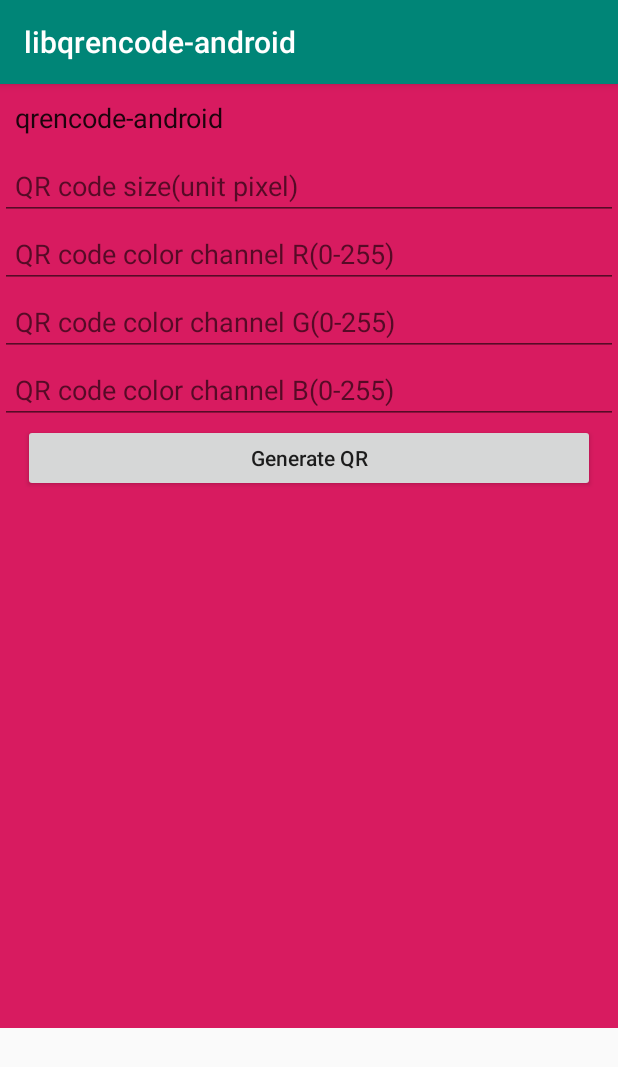
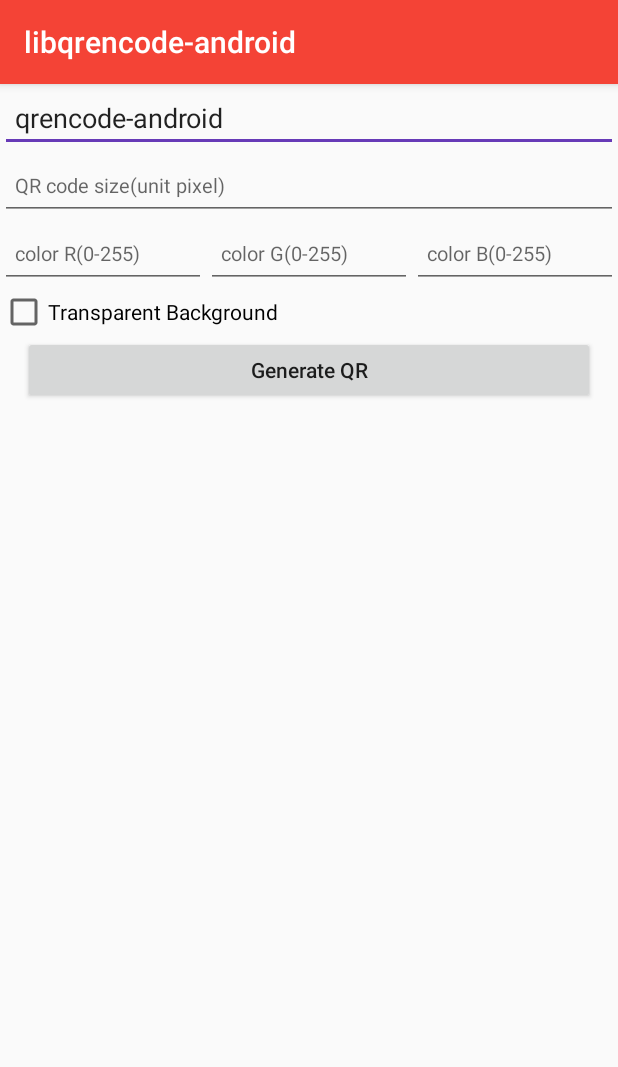
Before and after one commit to ben622/libqrencode-android, an Android app: the screen it shows after launch (MainActivity), on a phone screen of 412 x 824 dp. Shown: the top 1067 px of the screen. Run offline under Robolectric (Android 15) with nearby library versions, the phone set to English and light mode, and no system bars; 2 statements that could not run were skipped.

Commit message:
update capture.

```diff
--- a/app/src/main/java/com/ben/android/libqrencode_android/MainActivity.java
+++ b/app/src/main/java/com/ben/android/libqrencode_android/MainActivity.java
@@ -4,6 +4,7 @@ import androidx.annotation.NonNull;
 import androidx.appcompat.app.AppCompatActivity;
 
 import android.Manifest;
+import android.animation.ObjectAnimator;
 import android.content.pm.PackageManager;
 import android.graphics.Bitmap;
 import android.graphics.BitmapFactory;
@@ -13,6 +14,8 @@ import android.os.Build;
 import android.os.Bundle;
 import android.text.TextUtils;
 import android.view.View;
+import android.widget.CheckBox;
+import android.widget.CompoundButton;
 import android.widget.EditText;
 import android.widget.ImageView;
 import android.widget.TextView;
@@ -23,11 +26,31 @@ import com.ben.android.qrencode.library.QREncode;
 import java.io.File;
 
 public class MainActivity extends AppCompatActivity {
+    private CheckBox transparentBox;
+    private ObjectAnimator animator;
+    private View backgroundView;
 
     @Override
     protected void onCreate(Bundle savedInstanceState) {
         super.onCreate(savedInstanceState);
         setContentView(R.layout.activity_main);
+        backgroundView = findViewById(R.id.background);
+        transparentBox = findViewById(R.id.id_transparent);
+        transparentBox.setOnCheckedChangeListener(new CompoundButton.OnCheckedChangeListener() {
+            @Override
+            public void onCheckedChanged(CompoundButton buttonView, boolean isChecked) {
+                if (animator != null) {
+                    animator.cancel();
+                }
+                backgroundView.setAlpha(isChecked?0f:1.0f);
+                backgroundView.setVisibility(View.VISIBLE);
+                animator = ObjectAnimator.ofFloat(backgroundView, "alpha", isChecked ? 0f : 1.0f, isChecked ? 1.0f : 0f);
+                animator.setDuration(500);
+                animator.start();
+
+                generate();
+            }
+        });
         generate();
     }
 
@@ -38,19 +61,23 @@ public class MainActivity extends AppCompatActivity {
     private void generate() {
         String qrsource = getEditTextContent(R.id.id_qrsource_tv);
         String sizes = getEditTextContent(R.id.id_qr_size);
-        int qrsize = Integer.parseInt(TextUtils.isEmpty(sizes) ? "200" : sizes);
+        int qrsize = Integer.parseInt(TextUtils.isEmpty(sizes) ? "400" : sizes);
 
         TextView timeView = findViewById(R.id.id_generat_time);
         ImageView qrView = findViewById(R.id.qrview);
 
         long start = System.currentTimeMillis();
         //background color.
-        int bgcolor = Color.argb(0, 0, 0, 0);
+        int bgcolor = Color.WHITE;
+        if (transparentBox.isChecked()) {
+            bgcolor = Color.TRANSPARENT;
+
+        }
         //qr color.
         int color = Color.argb(255, getColorVal(R.id.id_qr_color_r), getColorVal(R.id.id_qr_color_g), getColorVal(R.id.id_qr_color_B));
-        Bitmap bitmap = QREncode.encode(qrsource, qrsize, bgcolor,color);
+        Bitmap bitmap = QREncode.encode(qrsource, qrsize, bgcolor, color);
         long end = System.currentTimeMillis();
-        if (bitmap!=null) {
+        if (bitmap != null) {
             qrView.setImageBitmap(bitmap);
             timeView.setText("Generation time:" + (end - start) + "ms");
         } else {
--- a/app/src/main/res/layout/activity_main.xml
+++ b/app/src/main/res/layout/activity_main.xml
@@ -8,13 +8,12 @@
     <androidx.constraintlayout.widget.ConstraintLayout
         android:layout_width="match_parent"
         android:layout_height="match_parent"
-        android:background="@color/colorAccent"
         tools:context=".MainActivity">
 
         <EditText
             android:id="@+id/id_qrsource_tv"
             android:layout_width="match_parent"
-            android:layout_height="45dp"
+            android:layout_height="wrap_content"
             android:gravity="center_vertical"
             android:hint="qrsource"
             android:paddingLeft="10dp"
@@ -28,37 +27,59 @@
             android:gravity="center_vertical"
             android:hint="QR code size(unit pixel)"
             android:paddingLeft="10dp"
+            android:textSize="13sp"
             app:layout_constraintTop_toBottomOf="@+id/id_qrsource_tv" />
+
+        <LinearLayout
+            android:id="@+id/id_color_container"
+            android:layout_width="match_parent"
+            android:layout_height="45dp"
+            android:orientation="horizontal"
+            android:weightSum="3"
+            app:layout_constraintTop_toBottomOf="@+id/id_qr_size">
 
             <EditText
                 android:id="@+id/id_qr_color_r"
-            android:layout_width="match_parent"
-            android:layout_height="45dp"
+                android:layout_width="0dp"
+                android:layout_height="match_parent"
+                android:layout_weight="1"
                 android:gravity="center_vertical"
-            android:hint="QR code color channel R(0-255)"
+                android:hint="color R(0-255)"
                 android:inputType="number"
                 android:paddingLeft="10dp"
-            app:layout_constraintTop_toBottomOf="@+id/id_qr_size" />
+                android:textSize="13sp" />
 
             <EditText
                 android:id="@+id/id_qr_color_g"
-            android:layout_width="match_parent"
-            android:layout_height="45dp"
+                android:layout_width="0dp"
+                android:layout_height="match_parent"
+                android:layout_weight="1"
                 android:gravity="center_vertical"
-            android:hint="QR code color channel G(0-255)"
+                android:hint="color G(0-255)"
                 android:inputType="number"
                 android:paddingLeft="10dp"
+                android:textSize="13sp"
                 app:layout_constraintTop_toBottomOf="@+id/id_qr_color_r" />
 
             <EditText
                 android:id="@+id/id_qr_color_B"
-            android:layout_width="match_parent"
-            android:layout_height="45dp"
+                android:layout_width="0dp"
+                android:layout_height="match_parent"
+                android:layout_weight="1"
                 android:gravity="center_vertical"
-            android:hint="QR code color channel B(0-255)"
+                android:hint="color B(0-255)"
                 android:inputType="number"
                 android:paddingLeft="10dp"
+                android:textSize="13sp"
                 app:layout_constraintTop_toBottomOf="@+id/id_qr_color_g" />
+        </LinearLayout>
+
+        <CheckBox
+            android:id="@+id/id_transparent"
+            android:layout_width="wrap_content"
+            android:layout_height="wrap_content"
+            android:text="Transparent Background"
+            app:layout_constraintTop_toBottomOf="@+id/id_color_container" />
 
         <Button
             android:id="@+id/generatQR"
@@ -70,20 +91,35 @@
             android:text="Generate QR"
             app:layout_constraintEnd_toEndOf="parent"
             app:layout_constraintStart_toStartOf="parent"
-            app:layout_constraintTop_toBottomOf="@+id/id_qr_color_B" />
+            app:layout_constraintTop_toBottomOf="@+id/id_transparent" />
 
         <TextView
             android:id="@+id/id_generat_time"
             android:layout_width="match_parent"
             android:layout_height="wrap_content"
             android:layout_marginStart="15dp"
-            android:layout_marginTop="10dp"
             android:layout_marginEnd="15dp"
             android:textSize="12sp"
-            app:layout_constraintBottom_toTopOf="@+id/qrview"
+            android:layout_marginTop="15dp"
             app:layout_constraintEnd_toEndOf="parent"
             app:layout_constraintStart_toStartOf="parent"
             app:layout_constraintTop_toBottomOf="@+id/generatQR" />
+
+
+        <View
+            android:id="@+id/background"
+            android:layout_width="match_parent"
+            android:layout_height="400dp"
+            android:layout_marginStart="15dp"
+            android:layout_marginTop="15dp"
+            android:layout_marginEnd="15dp"
+            android:layout_marginBottom="15dp"
+            android:background="@color/colorPrimaryDark"
+            android:visibility="invisible"
+            app:layout_constraintBottom_toBottomOf="parent"
+            app:layout_constraintEnd_toEndOf="parent"
+            app:layout_constraintStart_toStartOf="parent"
+            app:layout_constraintTop_toBottomOf="@+id/id_generat_time" />
 
         <ImageView
             android:id="@+id/qrview"
@@ -93,9 +129,8 @@
             android:layout_marginBottom="15dp"
             app:layout_constraintBottom_toBottomOf="parent"
             app:layout_constraintEnd_toEndOf="parent"
+            android:scaleType="centerInside"
             app:layout_constraintStart_toStartOf="parent"
             app:layout_constraintTop_toBottomOf="@+id/id_generat_time" />
-
-
     </androidx.constraintlayout.widget.ConstraintLayout>
 </ScrollView>
--- a/app/src/main/res/values/colors.xml
+++ b/app/src/main/res/values/colors.xml
@@ -1,6 +1,6 @@
 <?xml version="1.0" encoding="utf-8"?>
 <resources>
-    <color name="colorPrimary">#008577</color>
-    <color name="colorPrimaryDark">#00574B</color>
-    <color name="colorAccent">#D81B60</color>
+    <color name="colorPrimary">#F44336</color>
+    <color name="colorPrimaryDark">#FF5722</color>
+    <color name="colorAccent">#673AB7</color>
 </resources>
```
Lines whose indentation alone changed are shown as unchanged.
